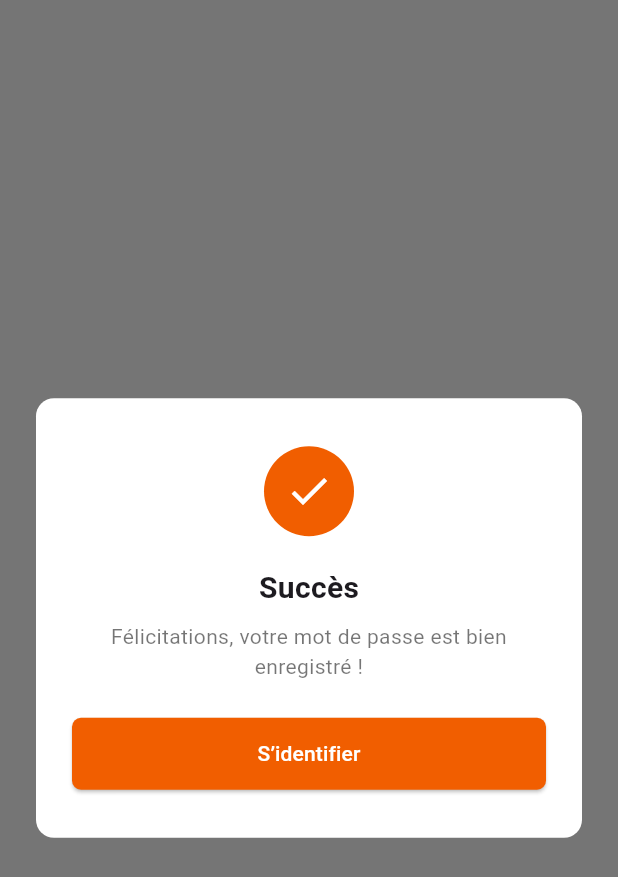
After one commit to nihel-sliti/AuthentificationFlutter, a Flutter app: the SuccessScreen screen opened directly, on a phone screen of 412 x 824 dp. The commit adds this screen. Shown: the top 877 px of the screen. Run offline on Flutter 3.47's test engine with Material 3 defaults, Android fonts, the phone set to English and light mode, and no system bars; our stand-ins replace firebase_auth, firebase_core, pin_code_fields; accounts and stored records are empty.

Commit message:
Second commit

```diff
--- /dev/null
+++ b/lib/screens/successScreen.dart
@@ -0,0 +1,64 @@
+import 'package:flutter/material.dart';
+import 'login_screen.dart'; // ou l'écran d'identification que tu veux
+
+class SuccessScreen extends StatelessWidget {
+  const SuccessScreen({super.key});
+
+  @override
+  Widget build(BuildContext context) {
+    return Scaffold(
+      backgroundColor: Colors.black54,
+      body: Center(
+        child: Container(
+          padding: const EdgeInsets.symmetric(horizontal: 24, vertical: 32),
+          margin: const EdgeInsets.symmetric(horizontal: 24),
+          decoration: BoxDecoration(
+            color: Colors.white,
+            borderRadius: BorderRadius.circular(12),
+          ),
+          child: Column(
+            mainAxisSize: MainAxisSize.min,
+            children: [
+              const CircleAvatar(
+                backgroundColor: Color(0xFFF15E00),
+                radius: 30,
+                child: Icon(Icons.check, color: Colors.white, size: 32),
+              ),
+              const SizedBox(height: 20),
+              const Text(
+                'Succès',
+                style: TextStyle(fontSize: 20, fontWeight: FontWeight.bold),
+              ),
+              const SizedBox(height: 8),
+              const Text(
+                'Félicitations, votre mot de passe est bien enregistré !',
+                textAlign: TextAlign.center,
+                style: TextStyle(fontSize: 14, color: Colors.black54),
+              ),
+              const SizedBox(height: 24),
+              SizedBox(
+                width: double.infinity,
+                child: ElevatedButton(
+                  onPressed: () {
+                    Navigator.pushReplacement(
+                      context,
+                      MaterialPageRoute(builder: (_) => const LoginScreen()),
+                    );
+                  },
+                  style: ElevatedButton.styleFrom(
+                    backgroundColor: const Color(0xFFF15E00),
+                    padding: const EdgeInsets.symmetric(vertical: 14),
+                    shape: RoundedRectangleBorder(
+                      borderRadius: BorderRadius.circular(6),
+                    ),
+                  ),
+                  child: const Text("S’identifier", style: TextStyle(color: Colors.white)),
+                ),
+              ),
+            ],
+          ),
+        ),
+      ),
+    );
+  }
+}
--- a/pubspec.yaml
+++ b/pubspec.yaml
@@ -28,7 +28,10 @@ environment:
 # the latest version available on pub.dev. To see which dependencies have newer
 # versions available, run `flutter pub outdated`.
 dependencies:
+  firebase_core: ^2.25.3
+  firebase_auth: ^4.17.3
   pin_code_fields: ^8.0.1
+
   flutter:
     sdk: flutter
 
```
Also changed, not shown: lib/main.dart (+6 -3 lines), lib/screens/inscri_screen.dart (+38 -3 lines), firebase.json (added), lib/firebase_options.dart (added), pubspec.lock, 6 other files.
